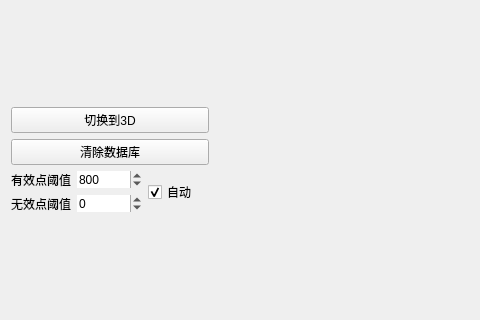
Qt form MainInterface.ui (DXia-101/DepthToPCL) before a commit; both pictures show x 0 to 480 and y 151 to 471 of the 1011 by 622 pixel window.
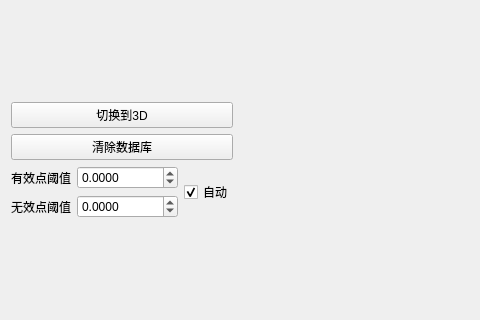
The same form after that commit.

Commit message: 加载点云后就进行放大变换，将阈值改为double类型，放大点云每次依据原始点云进行放大

Patch:
```diff
--- a/MainInterface.ui
+++ b/MainInterface.ui
@@ -49,18 +49,15 @@
               </widget>
              </item>
              <item>
-              <widget class="QSpinBox" name="ValidPointThresholdSpinBox">
-               <property name="frame">
-                <bool>false</bool>
+              <widget class="QDoubleSpinBox" name="ValidPointThresholdSpinBox">
+               <property name="decimals">
+                <number>4</number>
                </property>
                <property name="minimum">
-                <number>-100000</number>
+                <double>-100000.000000000000000</double>
                </property>
                <property name="maximum">
-                <number>10000</number>
-               </property>
-               <property name="value">
-                <number>800</number>
+                <double>100000.000000000000000</double>
                </property>
               </widget>
              </item>
@@ -76,18 +73,15 @@
               </widget>
              </item>
              <item>
-              <widget class="QSpinBox" name="InvalidPointThresholdSpinBox">
-               <property name="frame">
-                <bool>false</bool>
-               </property>
-               <property name="keyboardTracking">
-                <bool>true</bool>
+              <widget class="QDoubleSpinBox" name="InvalidPointThresholdSpinBox">
+               <property name="decimals">
+                <number>4</number>
                </property>
                <property name="minimum">
-                <number>-100000</number>
+                <double>-100000.000000000000000</double>
                </property>
-               <property name="value">
-                <number>0</number>
+               <property name="maximum">
+                <double>100000.000000000000000</double>
                </property>
               </widget>
              </item>
```
The commit also changes 11 other files.
